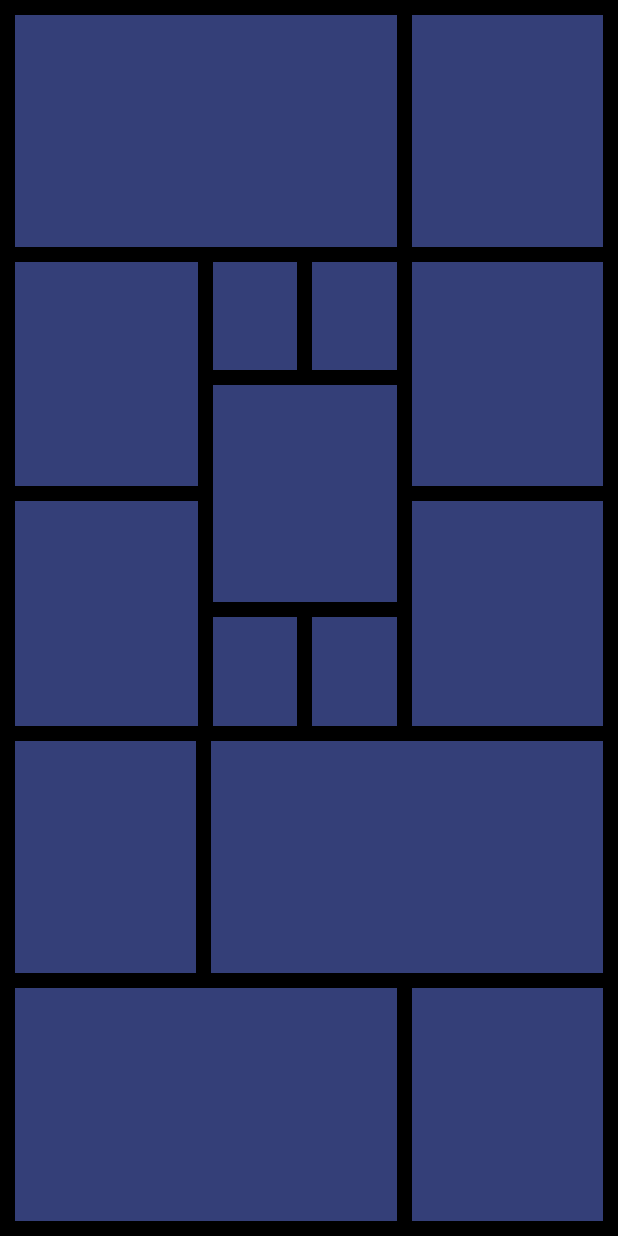
After one commit to AR1610/Aarti_AndroidTraining, an Android app: the LumiaActivity screen opened directly, with no data from a screen before it, on a phone screen of 412 x 824 dp. The commit adds this screen. Run offline under Robolectric (Android 15) with nearby library versions, the phone set to English and light mode, and no system bars.

Commit message:
First Java Code

```diff
--- a/app/src/main/AndroidManifest.xml
+++ b/app/src/main/AndroidManifest.xml
@@ -10,10 +10,13 @@
         android:supportsRtl="true"
         android:theme="@style/Theme.MyAppgen7to8">
         <activity
-            android:name=".MainActivity"
+            android:name=".LumiaActivity"
             android:exported="true" />
         <activity
             android:name=".LoginActivity"
+            android:exported="true" />
+        <activity
+            android:name=".MainActivity"
             android:exported="true"
             android:screenOrientation="portrait">
             <intent-filter>
--- /dev/null
+++ b/app/src/main/java/com/myappgen7to8/LumiaActivity.java
@@ -0,0 +1,14 @@
+package com.myappgen7to8;
+
+import androidx.appcompat.app.AppCompatActivity;
+
+import android.os.Bundle;
+
+public class LumiaActivity extends AppCompatActivity {
+
+    @Override
+    protected void onCreate(Bundle savedInstanceState) {
+        super.onCreate(savedInstanceState);
+        setContentView(R.layout.activity_lumia);
+    }
+}
--- a/app/src/main/java/com/myappgen7to8/MainActivity.java
+++ b/app/src/main/java/com/myappgen7to8/MainActivity.java
@@ -3,12 +3,31 @@ package com.myappgen7to8;
 import androidx.appcompat.app.AppCompatActivity;
 
 import android.os.Bundle;
+import android.view.View;
+import android.widget.Button;
+import android.widget.EditText;
+import android.widget.Toast;
 
 public class MainActivity extends AppCompatActivity {
+
+EditText edtEmail;
+Button btnLogin;
 
     @Override
     protected void onCreate(Bundle savedInstanceState) {
         super.onCreate(savedInstanceState);
         setContentView(R.layout.activity_main);
+
+        edtEmail = findViewById(R.id.edt_email);
+        btnLogin = findViewById(R.id.btn_login);
+        btnLogin.setOnClickListener(new View.OnClickListener() {
+            @Override
+            public void onClick(View v) {
+               String strEmail =  edtEmail.getText().toString();
+              // edtEmail.setError("Enter Email ID");
+                Toast.makeText(MainActivity.this,
+                        "Email id is  "+strEmail, Toast.LENGTH_SHORT).show();
+            }
+        });
     }
 }
--- a/app/src/main/res/layout/activity_login.xml
+++ b/app/src/main/res/layout/activity_login.xml
@@ -55,9 +55,11 @@
             android:text="Register"
             android:layout_marginLeft="20dp"/>
     </LinearLayout>
+
 <ScrollView
     android:layout_width="match_parent"
-    android:layout_height="match_parent">
+    android:layout_height="match_parent"
+    android:layout_marginTop="30dp">
     <include android:layout_width="match_parent"
         android:layout_height="wrap_content"
         layout="@layout/activity_main">
--- /dev/null
+++ b/app/src/main/res/layout/activity_lumia.xml
@@ -0,0 +1,269 @@
+<?xml version="1.0" encoding="utf-8"?>
+<LinearLayout xmlns:android="http://schemas.android.com/apk/res/android"
+    xmlns:app="http://schemas.android.com/apk/res-auto"
+    xmlns:tools="http://schemas.android.com/tools"
+    android:layout_width="match_parent"
+    android:layout_height="match_parent"
+    tools:context=".LumiaActivity"
+    android:orientation="vertical"
+    android:background="#000"
+    android:padding="10dp">
+
+
+    <LinearLayout
+        android:layout_width="match_parent"
+        android:layout_height="0dp"
+        android:layout_weight="1"
+        android:orientation="horizontal">
+
+
+
+        <LinearLayout
+            android:layout_width="0dp"
+            android:layout_height="match_parent"
+            android:layout_weight="2"
+            android:layout_marginRight="10dp"
+            android:orientation="horizontal"
+            android:background="#343F78">
+
+        </LinearLayout>
+
+
+        <LinearLayout
+            android:layout_width="0dp"
+            android:layout_height="match_parent"
+            android:layout_weight="1"
+            android:orientation="horizontal"
+            android:background="#343F78">
+
+        </LinearLayout>
+
+
+
+
+
+    </LinearLayout>
+
+
+    <LinearLayout
+        android:layout_width="match_parent"
+        android:layout_height="0dp"
+        android:layout_weight="2"
+        android:layout_marginTop="10dp">
+
+        <LinearLayout
+            android:layout_width="0dp"
+            android:layout_height="match_parent"
+            android:layout_weight="2"
+            android:layout_marginRight="10dp"
+            android:orientation="horizontal">
+
+
+            <LinearLayout
+                android:layout_width="0dp"
+                android:layout_height="match_parent"
+                android:layout_weight="1"
+                android:layout_marginRight="10dp"
+                android:orientation="vertical">
+
+
+                <LinearLayout
+                    android:layout_width="match_parent"
+                    android:layout_height="0dp"
+                    android:layout_weight="1"
+                    android:layout_marginBottom="10dp"
+                    android:orientation="horizontal"
+                    android:background="#343F78">
+
+                </LinearLayout>
+
+
+                <LinearLayout
+                    android:layout_width="match_parent"
+                    android:layout_height="0dp"
+                    android:layout_weight="1"
+                    android:orientation="horizontal"
+                    android:background="#343F78">
+
+                </LinearLayout>
+
+            </LinearLayout>
+
+            <LinearLayout
+                android:layout_width="0dp"
+                android:layout_height="match_parent"
+                android:layout_weight="1"
+                android:orientation="vertical">
+
+
+
+                <LinearLayout
+                    android:layout_width="match_parent"
+                    android:layout_height="0dp"
+                    android:layout_weight="1"
+                    android:layout_marginBottom="10dp"
+                    android:orientation="horizontal">
+
+                    <LinearLayout
+                        android:layout_width="0dp"
+                        android:layout_height="match_parent"
+                        android:layout_weight="1"
+                        android:layout_marginRight="10dp"
+                        android:orientation="horizontal"
+                        android:background="#343F78">
+
+                    </LinearLayout>
+
+
+                    <LinearLayout
+                        android:layout_width="0dp"
+                        android:layout_height="match_parent"
+                        android:layout_weight="1"
+                        android:orientation="horizontal"
+                        android:background="#343F78">
+
+                    </LinearLayout>
+
+
+                </LinearLayout>
+
+                <LinearLayout
+                    android:layout_width="match_parent"
+                    android:layout_height="0dp"
+                    android:layout_weight="2"
+                    android:layout_marginBottom="10dp"
+                    android:orientation="horizontal"
+                    android:background="#343F78">
+
+                </LinearLayout>
+
+
+                <LinearLayout
+                    android:layout_width="match_parent"
+                    android:layout_height="0dp"
+                    android:layout_weight="1"
+                    android:orientation="horizontal">
+
+
+                    <LinearLayout
+                        android:layout_width="0dp"
+                        android:layout_height="match_parent"
+                        android:layout_weight="1"
+                        android:layout_marginRight="10dp"
+                        android:orientation="horizontal"
+                        android:background="#343F78">
+
+                    </LinearLayout>
+
+
+                    <LinearLayout
+                        android:layout_width="0dp"
+                        android:layout_height="match_parent"
+                        android:layout_weight="1"
+                        android:orientation="horizontal"
+                        android:background="#343F78">
+
+                    </LinearLayout>
+
+
+                </LinearLayout>
+
+
+            </LinearLayout>
+
+        </LinearLayout>
+
+
+        <LinearLayout
+            android:layout_width="0dp"
+            android:layout_height="match_parent"
+            android:layout_weight="1"
+            android:orientation="vertical">
+
+
+
+            <LinearLayout
+                android:layout_width="match_parent"
+                android:layout_height="0dp"
+                android:layout_weight="1"
+                android:layout_marginBottom="10dp"
+                android:orientation="horizontal"
+                android:background="#343F78">
+
+            </LinearLayout>
+
+
+            <LinearLayout
+                android:layout_width="match_parent"
+                android:layout_height="0dp"
+                android:layout_weight="1"
+                android:orientation="horizontal"
+                android:background="#343F78">
+
+            </LinearLayout>
+
+        </LinearLayout>
+
+    </LinearLayout>
+
+
+
+    <LinearLayout
+        android:layout_width="match_parent"
+        android:layout_height="0dp"
+        android:layout_weight="1"
+        android:layout_marginTop="10dp"
+        android:orientation="horizontal">
+
+        <LinearLayout
+            android:layout_width="0dp"
+            android:layout_height="match_parent"
+            android:layout_weight="0.93"
+            android:background="#343F78"/>
+        <LinearLayout
+            android:layout_width="0dp"
+            android:layout_height="match_parent"
+            android:layout_weight="2"
+            android:layout_marginLeft="10dp"
+            android:background="#343F78"/>
+
+    </LinearLayout>
+
+
+    <LinearLayout
+        android:layout_width="match_parent"
+        android:layout_height="0dp"
+        android:layout_weight="1"
+        android:layout_marginTop="10dp"
+        android:orientation="horizontal">
+
+
+
+        <LinearLayout
+            android:layout_width="0dp"
+            android:layout_height="match_parent"
+            android:layout_weight="2"
+            android:layout_marginRight="10dp"
+            android:orientation="horizontal"
+            android:background="#343F78">
+
+        </LinearLayout>
+
+
+        <LinearLayout
+            android:layout_width="0dp"
+            android:layout_height="match_parent"
+            android:layout_weight="1"
+            android:orientation="horizontal"
+            android:background="#343F78">
+
+        </LinearLayout>
+
+
+
+
+
+    </LinearLayout>
+
+
+</LinearLayout>
--- a/app/src/main/res/layout/activity_main.xml
+++ b/app/src/main/res/layout/activity_main.xml
@@ -38,22 +38,22 @@
 
 
     <EditText
+        android:id="@+id/edt_email"
         android:layout_width="match_parent"
         android:layout_height="wrap_content"
-        android:id="@+id/edt_email"
         android:layout_below="@+id/tv_login_back"
         android:layout_marginHorizontal="30dp"
         android:layout_marginTop="30dp"
-        android:padding="16dp"
-        android:hint="Email"
-        android:textColorHint="#000"
-        android:elevation="20dp"
-        android:singleLine="true"
+        android:background="@android:drawable/editbox_background_normal"
         android:drawableLeft="@drawable/ic_email_24"
         android:drawablePadding="20dp"
+        android:elevation="20dp"
+        android:hint="Email"
         android:imeOptions="actionNext"
         android:inputType="textEmailAddress"
-        android:background="@android:drawable/editbox_background_normal"/>
+        android:padding="16dp"
+        android:singleLine="true"
+        android:textColorHint="#000" />
 
 
     <EditText
@@ -75,9 +75,9 @@
         android:textColorHint="#000" />
 
     <android.widget.Button
+        android:id="@+id/btn_login_main"
         android:layout_width="wrap_content"
         android:layout_height="wrap_content"
-        android:id="@+id/btn_login"
         android:layout_below="@+id/edt_password"
         android:layout_alignParentRight="true"
         android:layout_centerHorizontal="true"
@@ -94,7 +94,7 @@
     <LinearLayout
         android:layout_width="match_parent"
         android:layout_height="wrap_content"
-        android:layout_below="@+id/btn_login"
+        android:layout_below="@+id/btn_login_main"
         android:layout_marginTop="30dp"
         android:layout_marginHorizontal="30dp">
 
@@ -102,6 +102,7 @@
             android:layout_width="0dp"
             android:layout_height="wrap_content"
             android:layout_weight="1"
+            android:id="@+id/btn_login"
             android:text="Login"/>
 
 
```
